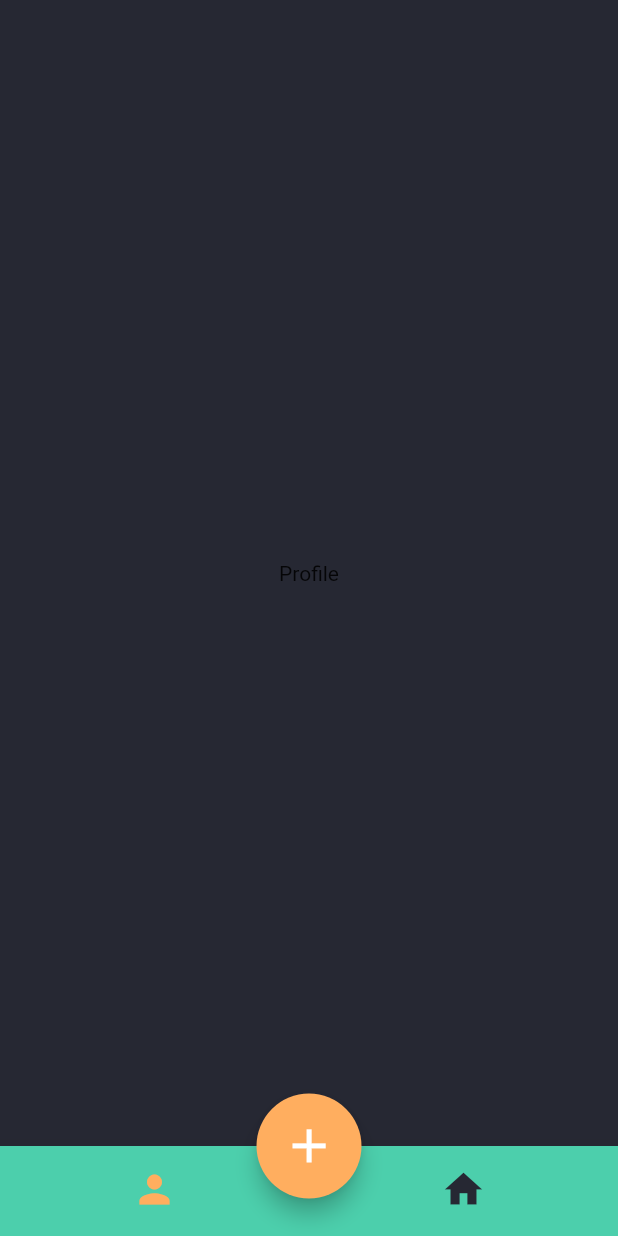
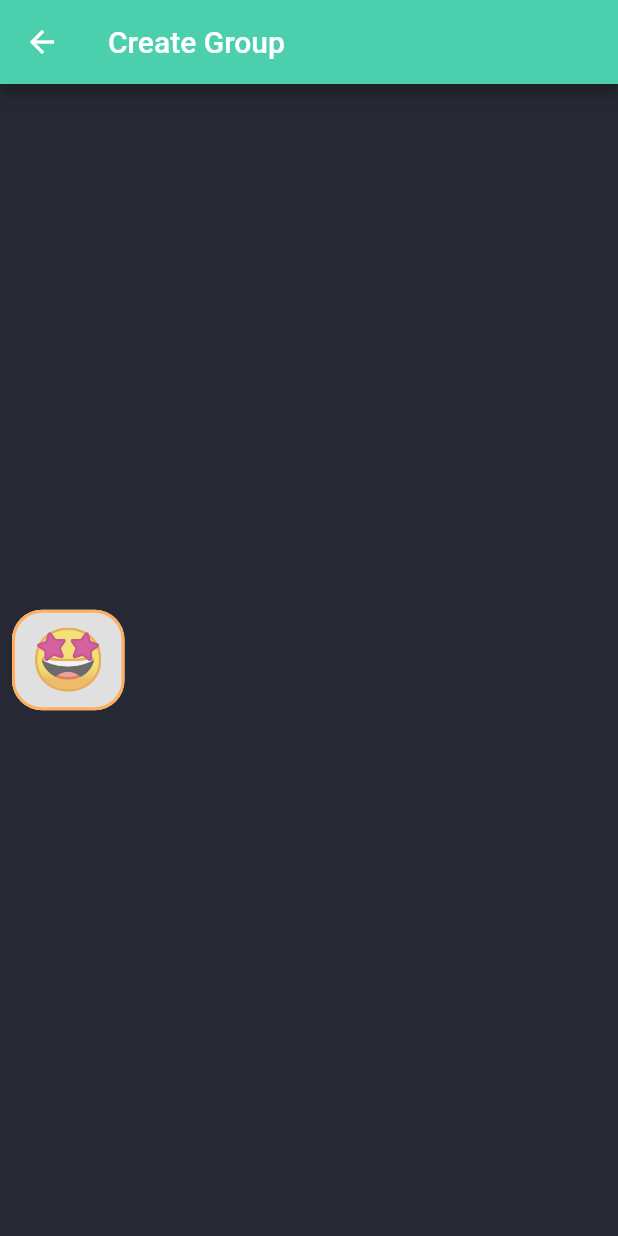
Before and after one commit to Abdulaziz4/bike-riders, a Flutter app: the NavigationBarController screen opened by its route, after a tap on the "add" icon, on a phone screen of 412 x 824 dp. Run offline on Flutter 3.47's test engine with Material 2 defaults, Android fonts, the phone set to English and light mode, and no system bars; our stand-ins replace firebase_auth, firebase_core, flutter_spinkit, flutter_svg, logger, stacked and 1 more; accounts and stored records are empty.

Commit message:
Adding emoji picker

```diff
--- a/lib/core/app/app.dart
+++ b/lib/core/app/app.dart
@@ -1,5 +1,6 @@
 import 'package:bike_riders/ui/auth/onboarding/onboarding_view.dart';
 import 'package:bike_riders/ui/auth/signup/signup_view.dart';
+import 'package:bike_riders/ui/group_creation/group_creation_view.dart';
 import 'package:bike_riders/ui/groups/groups_view.dart';
 import 'package:bike_riders/ui/nav_bar/navigation_bar.dart';
 import 'package:stacked/stacked_annotations.dart';
@@ -17,6 +18,7 @@ import 'package:bike_riders/ui/startup/startup_view.dart';
     MaterialRoute(page: LoginView),
     MaterialRoute(page: SignupView),
     MaterialRoute(page: GroupsView),
+    MaterialRoute(page: GroupCreationView),
   ],
   dependencies: [
     LazySingleton(classType: AuthService),
--- a/lib/core/app/app.router.dart
+++ b/lib/core/app/app.router.dart
@@ -13,6 +13,7 @@ import 'package:stacked/stacked_annotations.dart';
 import '../../ui/auth/login/login_view.dart';
 import '../../ui/auth/onboarding/onboarding_view.dart';
 import '../../ui/auth/signup/signup_view.dart';
+import '../../ui/group_creation/group_creation_view.dart';
 import '../../ui/groups/groups_view.dart';
 import '../../ui/nav_bar/navigation_bar.dart';
 import '../../ui/startup/startup_view.dart';
@@ -24,6 +25,7 @@ class Routes {
   static const String loginView = '/login-view';
   static const String signupView = '/signup-view';
   static const String groupsView = '/groups-view';
+  static const String groupCreationView = '/group-creation-view';
   static const all = <String>{
     startupView,
     onBoardingView,
@@ -31,6 +33,7 @@ class Routes {
     loginView,
     signupView,
     groupsView,
+    groupCreationView,
   };
 }
 
@@ -44,6 +47,7 @@ class StackedRouter extends RouterBase {
     RouteDef(Routes.loginView, page: LoginView),
     RouteDef(Routes.signupView, page: SignupView),
     RouteDef(Routes.groupsView, page: GroupsView),
+    RouteDef(Routes.groupCreationView, page: GroupCreationView),
   ];
   @override
   Map<Type, StackedRouteFactory> get pagesMap => _pagesMap;
@@ -84,5 +88,11 @@ class StackedRouter extends RouterBase {
         settings: data,
       );
     },
+    GroupCreationView: (data) {
+      return MaterialPageRoute<MaterialRoute<dynamic>>(
+        builder: (context) => const GroupCreationView(),
+        settings: data,
+      );
+    },
   };
 }
--- a/lib/main.dart
+++ b/lib/main.dart
@@ -35,6 +35,7 @@ class MyApp extends StatelessWidget {
           scaffoldBackgroundColor: kPrimaryColor,
           backgroundColor: kPrimaryColor,
           primaryColor: kSecondryColor,
+          appBarTheme: AppBarTheme(backgroundColor: kAltColor),
           textTheme: const TextTheme(
             headline1: TextStyle(fontWeight: FontWeight.bold, fontSize: 22),
             headline2: TextStyle(fontWeight: FontWeight.bold, fontSize: 20),
--- a/lib/ui/auth/auth_viewmodel.dart
+++ b/lib/ui/auth/auth_viewmodel.dart
@@ -31,7 +31,7 @@ class AuthViewModel extends BaseViewModel {
         email: _email!,
         password: _password!,
       );
-      _navService.replaceWith(Routes.groupsView);
+      _navService.replaceWith(Routes.navigationBarController);
     } on AuthException catch (exp) {
       errorMessage = exp.message;
     } catch (e) {
--- /dev/null
+++ b/lib/ui/group_creation/components/emoji_picker.dart
@@ -0,0 +1,40 @@
+import 'package:bike_riders/core/app/constants.dart';
+import 'package:flutter/material.dart';
+
+class EmojiPicker extends StatefulWidget {
+  const EmojiPicker({Key? key}) : super(key: key);
+
+  @override
+  _EmojiPickerState createState() => _EmojiPickerState();
+}
+
+class _EmojiPickerState extends State<EmojiPicker> {
+  @override
+  Widget build(BuildContext context) {
+    return SizedBox(
+      width: 75,
+      child: TextFormField(
+        style: TextStyle(fontSize: 40),
+        textAlign: TextAlign.center,
+        decoration: InputDecoration(
+          hintText: "🤩",
+          contentPadding: const EdgeInsets.symmetric(vertical: 10),
+          fillColor: Colors.grey[300],
+          filled: true,
+          border: OutlineInputBorder(
+            borderRadius: BorderRadius.circular(20),
+            borderSide: const BorderSide(color: kSecondryColor, width: 4.0),
+          ),
+          enabledBorder: OutlineInputBorder(
+            borderRadius: BorderRadius.circular(20),
+            borderSide: const BorderSide(color: kSecondryColor, width: 2.0),
+          ),
+          focusedBorder: OutlineInputBorder(
+            borderRadius: BorderRadius.circular(20),
+            borderSide: const BorderSide(color: kSecondryColor, width: 2.0),
+          ),
+        ),
+      ),
+    );
+  }
+}
--- /dev/null
+++ b/lib/ui/group_creation/group_creation_view.dart
@@ -0,0 +1,48 @@
+import 'package:bike_riders/ui/group_creation/components/emoji_picker.dart';
+import 'package:flutter/material.dart';
+
+class GroupCreationView extends StatefulWidget {
+  const GroupCreationView({Key? key}) : super(key: key);
+
+  @override
+  State<GroupCreationView> createState() => _GroupCreationViewState();
+}
+
+class _GroupCreationViewState extends State<GroupCreationView> {
+  late TextEditingController _emojiController;
+  late FocusNode _focusNode;
+  @override
+  void initState() {
+    super.initState();
+    _emojiController = TextEditingController();
+    _focusNode = FocusNode()
+      ..addListener(() {
+        _focusNode.unfocus();
+      });
+  }
+
+  bool _showEmojiPicker = false;
+  @override
+  Widget build(BuildContext context) {
+    return Scaffold(
+      appBar: AppBar(
+        title: Text("Create Group"),
+      ),
+      body: Padding(
+        padding: const EdgeInsets.all(8.0),
+        child: Column(
+          mainAxisAlignment: MainAxisAlignment.center,
+          children: [
+            EmojiPicker(),
+          ],
+        ),
+      ),
+    );
+  }
+
+  void toggleEmojiPicker() {
+    setState(() {
+      _showEmojiPicker = !_showEmojiPicker;
+    });
+  }
+}
--- a/lib/ui/nav_bar/navigation_bar.dart
+++ b/lib/ui/nav_bar/navigation_bar.dart
@@ -1,9 +1,13 @@
+import 'package:flutter/material.dart';
+import 'package:stacked/stacked.dart';
+import 'package:stacked_services/stacked_services.dart';
+
+import 'package:bike_riders/core/app/app.locator.dart';
+import 'package:bike_riders/core/app/app.router.dart';
 import 'package:bike_riders/core/app/constants.dart';
 import 'package:bike_riders/ui/groups/groups_view.dart';
 import 'package:bike_riders/ui/nav_bar/auth_state_viewmodel.dart';
 import 'package:bike_riders/ui/profile/profile_view.dart';
-import 'package:flutter/material.dart';
-import 'package:stacked/stacked.dart';
 
 class NavigationBarController extends StatefulWidget {
   const NavigationBarController({Key? key}) : super(key: key);
@@ -63,7 +67,7 @@ class _NavigationBarControllerState extends State<NavigationBarController> {
                     Icons.add,
                     size: 30,
                   ),
-                  onPressed: () {},
+                  onPressed: navigateToCreategroup,
                 ),
               ),
             ),
@@ -80,4 +84,9 @@ class _NavigationBarControllerState extends State<NavigationBarController> {
       label: "",
     );
   }
+
+  void navigateToCreategroup() {
+    final _navService = locator<NavigationService>();
+    _navService.navigateTo(Routes.groupCreationView);
+  }
 }
```
Also changed, not shown: 1 other file.
